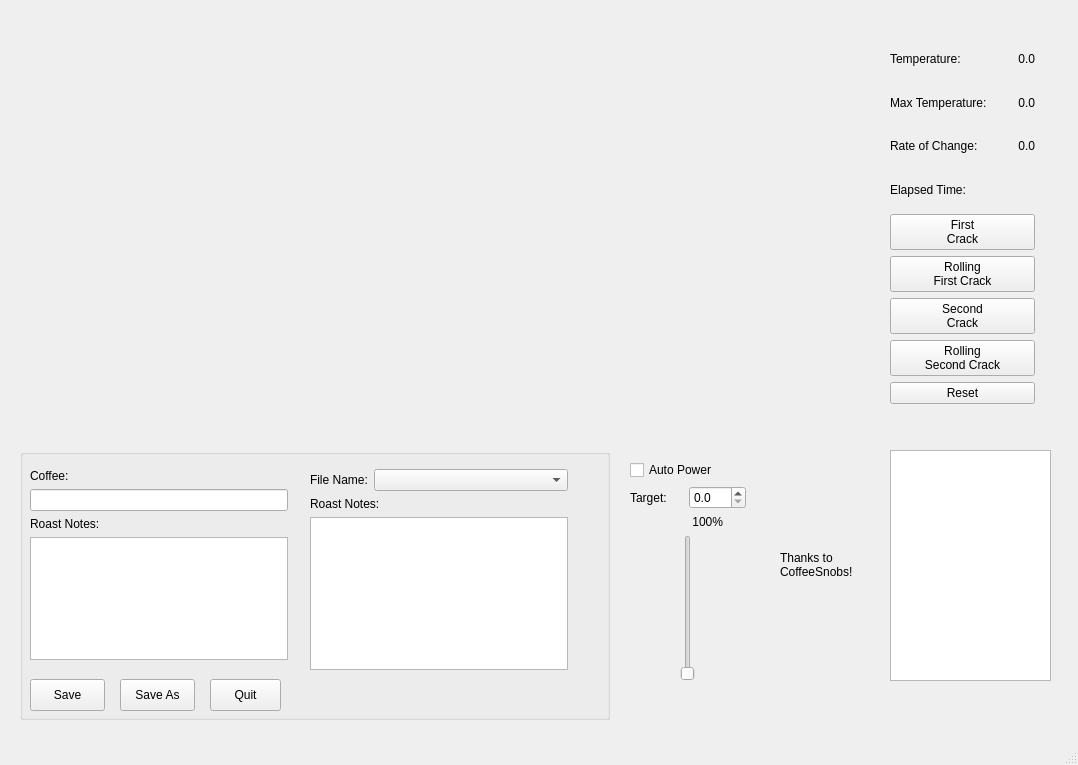
Qt form pyRoastUI.ui (spontarelliam/pyRoast) before a commit.
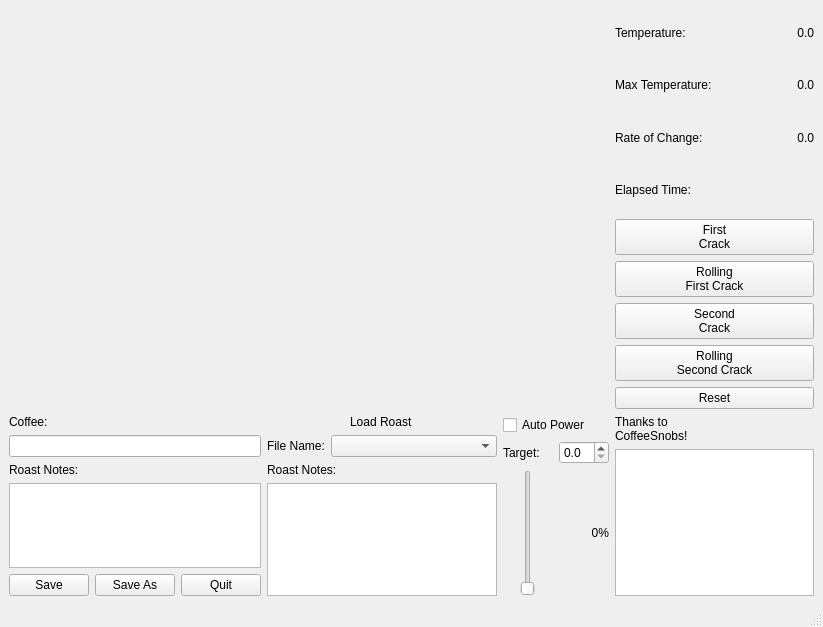
The same form after that commit. Custom widgets are drawn as their Qt base class.

Commit message: rearranged layout

```diff
--- a/pyRoastUI.ui
+++ b/pyRoastUI.ui
@@ -6,35 +6,326 @@
    <rect>
     <x>0</x>
     <y>0</y>
-    <width>1078</width>
-    <height>765</height>
+    <width>823</width>
+    <height>627</height>
    </rect>
   </property>
   <property name="windowTitle">
    <string>MainWindow</string>
   </property>
   <widget class="QWidget" name="centralwidget">
-   <widget class="QWidget" name="layoutWidget">
-    <property name="geometry">
-     <rect>
-      <x>890</x>
-      <y>40</y>
-      <width>145</width>
-      <height>364</height>
-     </rect>
-    </property>
-    <layout class="QVBoxLayout" name="verticalLayout">
+   <layout class="QHBoxLayout" name="horizontalLayout_18">
+    <item>
+     <layout class="QGridLayout" name="gridLayout">
+      <item row="1" column="0">
+       <layout class="QHBoxLayout" name="horizontalLayout_8">
+        <item>
+         <layout class="QVBoxLayout" name="verticalLayout_4">
+          <item>
+           <widget class="QLabel" name="label_8">
+            <property name="text">
+             <string>Coffee:</string>
+            </property>
+           </widget>
+          </item>
      <item>
-      <layout class="QHBoxLayout" name="horizontalLayout">
+           <widget class="QLineEdit" name="coffee"/>
+          </item>
        <item>
-        <widget class="QLabel" name="label_6">
+           <widget class="QLabel" name="label_9">
+            <property name="text">
+             <string>Roast Notes:</string>
+            </property>
+           </widget>
+          </item>
+          <item>
+           <widget class="QTextEdit" name="notes">
+            <property name="minimumSize">
+             <size>
+              <width>200</width>
+              <height>0</height>
+             </size>
+            </property>
+           </widget>
+          </item>
+          <item>
+           <layout class="QHBoxLayout" name="horizontalLayout_7">
+            <item>
+             <widget class="KPushButton" name="bSave">
+              <property name="sizePolicy">
+               <sizepolicy hsizetype="Fixed" vsizetype="Fixed">
+                <horstretch>0</horstretch>
+                <verstretch>0</verstretch>
+               </sizepolicy>
+              </property>
+              <property name="text">
+               <string>Save</string>
+              </property>
+             </widget>
+            </item>
+            <item>
+             <widget class="KPushButton" name="bSaveAs">
+              <property name="sizePolicy">
+               <sizepolicy hsizetype="Fixed" vsizetype="Fixed">
+                <horstretch>0</horstretch>
+                <verstretch>0</verstretch>
+               </sizepolicy>
+              </property>
+              <property name="text">
+               <string>Save As</string>
+              </property>
+             </widget>
+            </item>
+            <item>
+             <widget class="KPushButton" name="bQuit">
+              <property name="text">
+               <string>Quit</string>
+              </property>
+             </widget>
+            </item>
+           </layout>
+          </item>
+         </layout>
+        </item>
+        <item>
+         <layout class="QVBoxLayout" name="verticalLayout_3">
+          <item alignment="Qt::AlignHCenter">
+           <widget class="QLabel" name="label_11">
+            <property name="text">
+             <string>Load Roast</string>
+            </property>
+           </widget>
+          </item>
+          <item>
+           <layout class="QHBoxLayout" name="horizontalLayout_4">
+            <item>
+             <widget class="QLabel" name="label_2">
+              <property name="enabled">
+               <bool>true</bool>
+              </property>
+              <property name="sizePolicy">
+               <sizepolicy hsizetype="Maximum" vsizetype="Preferred">
+                <horstretch>0</horstretch>
+                <verstretch>0</verstretch>
+               </sizepolicy>
+              </property>
+              <property name="font">
+               <font>
+                <kerning>true</kerning>
+               </font>
+              </property>
+              <property name="text">
+               <string>File Name:</string>
+              </property>
+             </widget>
+            </item>
+            <item>
+             <widget class="QComboBox" name="comboBox"/>
+            </item>
+           </layout>
+          </item>
+          <item>
+           <widget class="QLabel" name="label_10">
+            <property name="text">
+             <string>Roast Notes:</string>
+            </property>
+           </widget>
+          </item>
+          <item>
+           <widget class="QTextEdit" name="notes_2">
+            <property name="minimumSize">
+             <size>
+              <width>200</width>
+              <height>0</height>
+             </size>
+            </property>
+           </widget>
+          </item>
+         </layout>
+        </item>
+       </layout>
+      </item>
+      <item row="1" column="1">
+       <layout class="QVBoxLayout" name="verticalLayout_2">
+        <item>
+         <widget class="QCheckBox" name="cAutoPower">
+          <property name="maximumSize">
+           <size>
+            <width>100</width>
+            <height>16777215</height>
+           </size>
+          </property>
+          <property name="text">
+           <string>Auto Power</string>
+          </property>
+         </widget>
+        </item>
+        <item>
+         <layout class="QHBoxLayout" name="horizontalLayout_5">
+          <item>
+           <widget class="QLabel" name="label_7">
+            <property name="maximumSize">
+             <size>
+              <width>50</width>
+              <height>16777215</height>
+             </size>
+            </property>
+            <property name="text">
+             <string>Target:</string>
+            </property>
+           </widget>
+          </item>
+          <item>
+           <widget class="QDoubleSpinBox" name="vTarget">
+            <property name="maximumSize">
+             <size>
+              <width>50</width>
+              <height>16777215</height>
+             </size>
+            </property>
+            <property name="decimals">
+             <number>1</number>
+            </property>
+            <property name="maximum">
+             <double>400.000000000000000</double>
+            </property>
+            <property name="singleStep">
+             <double>0.100000000000000</double>
+            </property>
+           </widget>
+          </item>
+         </layout>
+        </item>
+        <item>
+         <layout class="QHBoxLayout" name="horizontalLayout_9">
+          <item>
+           <widget class="QSlider" name="sPowerSlider">
+            <property name="sizePolicy">
+             <sizepolicy hsizetype="Preferred" vsizetype="Expanding">
+              <horstretch>0</horstretch>
+              <verstretch>0</verstretch>
+             </sizepolicy>
+            </property>
+            <property name="maximumSize">
+             <size>
+              <width>50</width>
+              <height>16777215</height>
+             </size>
+            </property>
+            <property name="baseSize">
+             <size>
+              <width>0</width>
+              <height>0</height>
+             </size>
+            </property>
+            <property name="orientation">
+             <enum>Qt::Vertical</enum>
+            </property>
+           </widget>
+          </item>
+          <item>
+           <widget class="QLabel" name="tPower">
+            <property name="sizePolicy">
+             <sizepolicy hsizetype="Minimum" vsizetype="Preferred">
+              <horstretch>0</horstretch>
+              <verstretch>0</verstretch>
+             </sizepolicy>
+            </property>
+            <property name="minimumSize">
+             <size>
+              <width>40</width>
+              <height>0</height>
+             </size>
+            </property>
+            <property name="maximumSize">
+             <size>
+              <width>50</width>
+              <height>16777215</height>
+             </size>
+            </property>
+            <property name="text">
+             <string>0%</string>
+            </property>
+            <property name="alignment">
+             <set>Qt::AlignRight|Qt::AlignTrailing|Qt::AlignVCenter</set>
+            </property>
+           </widget>
+          </item>
+         </layout>
+        </item>
+       </layout>
+      </item>
+      <item row="1" column="2">
+       <layout class="QVBoxLayout" name="verticalLayout_11">
+        <item>
+         <widget class="QLabel" name="CSLogo">
+          <property name="sizePolicy">
+           <sizepolicy hsizetype="Minimum" vsizetype="Preferred">
+            <horstretch>0</horstretch>
+            <verstretch>0</verstretch>
+           </sizepolicy>
+          </property>
+          <property name="minimumSize">
+           <size>
+            <width>100</width>
+            <height>0</height>
+           </size>
+          </property>
+          <property name="maximumSize">
+           <size>
+            <width>171</width>
+            <height>16777215</height>
+           </size>
+          </property>
+          <property name="text">
+           <string>Thanks to
+CoffeeSnobs!</string>
+          </property>
+         </widget>
+        </item>
+        <item>
+         <widget class="KTextBrowser" name="tMessages">
+          <property name="sizePolicy">
+           <sizepolicy hsizetype="Minimum" vsizetype="Preferred">
+            <horstretch>0</horstretch>
+            <verstretch>0</verstretch>
+           </sizepolicy>
+          </property>
+          <property name="minimumSize">
+           <size>
+            <width>100</width>
+            <height>0</height>
+           </size>
+          </property>
+          <property name="maximumSize">
+           <size>
+            <width>200</width>
+            <height>16777215</height>
+           </size>
+          </property>
+          <property name="baseSize">
+           <size>
+            <width>150</width>
+            <height>0</height>
+           </size>
+          </property>
+         </widget>
+        </item>
+       </layout>
+      </item>
+      <item row="0" column="2">
+       <layout class="QVBoxLayout" name="verticalLayout_6">
+        <item>
+         <layout class="QHBoxLayout" name="horizontalLayout_14">
+          <item>
+           <widget class="QLabel" name="label_15">
          <property name="text">
           <string>Temperature:</string>
          </property>
         </widget>
        </item>
        <item>
-        <widget class="QLabel" name="tCurrentTemperature_2">
+           <widget class="QLabel" name="tCurrentTemperature">
          <property name="text">
           <string>0.0</string>
          </property>
@@ -46,7 +337,7 @@
       </layout>
      </item>
      <item>
-      <layout class="QHBoxLayout" name="horizontalLayout_2">
+         <layout class="QHBoxLayout" name="horizontalLayout_15">
        <item>
         <widget class="QLabel" name="label_4">
          <property name="text">
@@ -67,7 +358,7 @@
       </layout>
      </item>
      <item>
-      <layout class="QHBoxLayout" name="horizontalLayout_3">
+         <layout class="QHBoxLayout" name="horizontalLayout_16">
        <item>
         <widget class="QLabel" name="label">
          <property name="text">
@@ -88,13 +379,27 @@
       </layout>
      </item>
      <item>
-      <widget class="QLabel" name="label_5">
+         <layout class="QHBoxLayout" name="horizontalLayout_17">
+          <item>
+           <widget class="QLabel" name="label_18">
        <property name="text">
         <string>Elapsed Time:</string>
        </property>
       </widget>
      </item>
      <item>
+           <widget class="QLabel" name="tElapsed">
+            <property name="text">
+             <string/>
+            </property>
+            <property name="alignment">
+             <set>Qt::AlignRight|Qt::AlignTrailing|Qt::AlignVCenter</set>
+            </property>
+           </widget>
+          </item>
+         </layout>
+        </item>
+        <item>
       <widget class="KPushButton" name="bFirstCrack">
        <property name="sizePolicy">
         <sizepolicy hsizetype="Minimum" vsizetype="Maximum">
@@ -158,16 +463,9 @@
       </widget>
      </item>
     </layout>
-   </widget>
+      </item>
+      <item row="0" column="0" colspan="2">
    <widget class="KPlotWidget" name="TemperaturePlot">
-    <property name="geometry">
-     <rect>
-      <x>20</x>
-      <y>10</y>
-      <width>831</width>
-      <height>411</height>
-     </rect>
-    </property>
     <property name="sizePolicy">
      <sizepolicy hsizetype="Maximum" vsizetype="Fixed">
       <horstretch>1</horstretch>
@@ -177,7 +475,7 @@
     <property name="minimumSize">
      <size>
       <width>600</width>
-      <height>300</height>
+          <height>400</height>
      </size>
     </property>
     <property name="maximumSize">
@@ -210,286 +508,12 @@
       <blue>0</blue>
      </color>
     </property>
-    <zorder>groupBox</zorder>
-   </widget>
-   <widget class="QGroupBox" name="groupBox">
-    <property name="geometry">
-     <rect>
-      <x>20</x>
-      <y>449</y>
-      <width>590</width>
-      <height>271</height>
-     </rect>
-    </property>
-    <property name="sizePolicy">
-     <sizepolicy hsizetype="Preferred" vsizetype="Preferred">
-      <horstretch>0</horstretch>
-      <verstretch>0</verstretch>
-     </sizepolicy>
-    </property>
-    <property name="minimumSize">
-     <size>
-      <width>590</width>
-      <height>270</height>
-     </size>
-    </property>
-    <property name="maximumSize">
-     <size>
-      <width>931</width>
-      <height>300</height>
-     </size>
-    </property>
-    <property name="title">
-     <string/>
-    </property>
-    <property name="flat">
-     <bool>true</bool>
-    </property>
-    <widget class="KPushButton" name="bSave">
-     <property name="geometry">
-      <rect>
-       <x>10</x>
-       <y>230</y>
-       <width>75</width>
-       <height>32</height>
-      </rect>
-     </property>
-     <property name="sizePolicy">
-      <sizepolicy hsizetype="Fixed" vsizetype="Fixed">
-       <horstretch>0</horstretch>
-       <verstretch>0</verstretch>
-      </sizepolicy>
-     </property>
-     <property name="text">
-      <string>Save</string>
-     </property>
-    </widget>
-    <widget class="KPushButton" name="bSaveAs">
-     <property name="geometry">
-      <rect>
-       <x>100</x>
-       <y>230</y>
-       <width>75</width>
-       <height>32</height>
-      </rect>
-     </property>
-     <property name="sizePolicy">
-      <sizepolicy hsizetype="Fixed" vsizetype="Fixed">
-       <horstretch>0</horstretch>
-       <verstretch>0</verstretch>
-      </sizepolicy>
-     </property>
-     <property name="text">
-      <string>Save As</string>
-     </property>
-    </widget>
-    <widget class="KPushButton" name="bQuit">
-     <property name="geometry">
-      <rect>
-       <x>190</x>
-       <y>230</y>
-       <width>71</width>
-       <height>32</height>
-      </rect>
-     </property>
-     <property name="text">
-      <string>Quit</string>
-     </property>
-    </widget>
-    <widget class="QWidget" name="">
-     <property name="geometry">
-      <rect>
-       <x>290</x>
-       <y>20</y>
-       <width>258</width>
-       <height>201</height>
-      </rect>
-     </property>
-     <layout class="QVBoxLayout" name="verticalLayout_3">
-      <item>
-       <layout class="QHBoxLayout" name="horizontalLayout_4">
-        <item>
-         <widget class="QLabel" name="label_2">
-          <property name="enabled">
-           <bool>true</bool>
-          </property>
-          <property name="sizePolicy">
-           <sizepolicy hsizetype="Maximum" vsizetype="Preferred">
-            <horstretch>0</horstretch>
-            <verstretch>0</verstretch>
-           </sizepolicy>
-          </property>
-          <property name="font">
-           <font>
-            <kerning>true</kerning>
-           </font>
-          </property>
-          <property name="text">
-           <string>File Name:</string>
-          </property>
-         </widget>
-        </item>
-        <item>
-         <widget class="QComboBox" name="comboBox"/>
-        </item>
-       </layout>
-      </item>
-      <item>
-       <widget class="QLabel" name="label_10">
-        <property name="text">
-         <string>Roast Notes:</string>
-        </property>
-       </widget>
-      </item>
-      <item>
-       <widget class="QTextEdit" name="notes_2"/>
-      </item>
-     </layout>
-    </widget>
-    <widget class="QWidget" name="">
-     <property name="geometry">
-      <rect>
-       <x>10</x>
-       <y>20</y>
-       <width>258</width>
-       <height>191</height>
-      </rect>
-     </property>
-     <layout class="QVBoxLayout" name="verticalLayout_4">
-      <item>
-       <widget class="QLabel" name="label_8">
-        <property name="text">
-         <string>Coffee:</string>
-        </property>
-       </widget>
-      </item>
-      <item>
-       <widget class="QLineEdit" name="coffee"/>
-      </item>
-      <item>
-       <widget class="QLabel" name="label_9">
-        <property name="text">
-         <string>Roast Notes:</string>
-        </property>
-       </widget>
-      </item>
-      <item>
-       <widget class="QTextEdit" name="notes"/>
-      </item>
-     </layout>
-    </widget>
-    <zorder>label_10</zorder>
-    <zorder>bSave</zorder>
-    <zorder>bSaveAs</zorder>
-    <zorder>bQuit</zorder>
-    <zorder>coffee</zorder>
-    <zorder>label_8</zorder>
-    <zorder>notes_2</zorder>
-    <zorder>label_9</zorder>
-    <zorder>notes</zorder>
-   </widget>
-   <widget class="QLabel" name="CSLogo">
-    <property name="geometry">
-     <rect>
-      <x>780</x>
-      <y>430</y>
-      <width>86</width>
-      <height>270</height>
-     </rect>
-    </property>
-    <property name="maximumSize">
-     <size>
-      <width>171</width>
-      <height>16777215</height>
-     </size>
-    </property>
-    <property name="text">
-     <string>Thanks to
-CoffeeSnobs!</string>
-    </property>
-   </widget>
-   <widget class="KTextBrowser" name="tMessages">
-    <property name="geometry">
-     <rect>
-      <x>890</x>
-      <y>450</y>
-      <width>161</width>
-      <height>231</height>
-     </rect>
-    </property>
-   </widget>
-   <widget class="QWidget" name="">
-    <property name="geometry">
-     <rect>
-      <x>630</x>
-      <y>460</y>
-      <width>116</width>
-      <height>221</height>
-     </rect>
-    </property>
-    <layout class="QVBoxLayout" name="verticalLayout_2">
-     <item>
-      <widget class="QCheckBox" name="cAutoPower">
-       <property name="text">
-        <string>Auto Power</string>
-       </property>
-      </widget>
-     </item>
-     <item>
-      <layout class="QHBoxLayout" name="horizontalLayout_5">
-       <item>
-        <widget class="QLabel" name="label_7">
-         <property name="text">
-          <string>Target:</string>
-         </property>
-        </widget>
-       </item>
-       <item>
-        <widget class="QDoubleSpinBox" name="vTarget">
-         <property name="decimals">
-          <number>1</number>
-         </property>
-         <property name="maximum">
-          <double>400.000000000000000</double>
-         </property>
-         <property name="singleStep">
-          <double>0.100000000000000</double>
-         </property>
-        </widget>
-       </item>
-      </layout>
-     </item>
-     <item alignment="Qt::AlignHCenter">
-      <widget class="QLabel" name="tPower">
-       <property name="sizePolicy">
-        <sizepolicy hsizetype="Preferred" vsizetype="Preferred">
-         <horstretch>0</horstretch>
-         <verstretch>0</verstretch>
-        </sizepolicy>
-       </property>
-       <property name="minimumSize">
-        <size>
-         <width>70</width>
-         <height>0</height>
-        </size>
-       </property>
-       <property name="text">
-        <string>100%</string>
-       </property>
-       <property name="alignment">
-        <set>Qt::AlignRight|Qt::AlignTrailing|Qt::AlignVCenter</set>
-       </property>
-      </widget>
-     </item>
-     <item alignment="Qt::AlignHCenter">
-      <widget class="QSlider" name="sPowerSlider">
-       <property name="orientation">
-        <enum>Qt::Vertical</enum>
-       </property>
-      </widget>
-     </item>
-    </layout>
-   </widget>
+       </widget>
+      </item>
+     </layout>
+    </item>
+   </layout>
+   <zorder></zorder>
   </widget>
   <widget class="QMenuBar" name="menubar">
    <property name="geometry">
```
Left out of the diff: 10 changed lines with no effect on the pictures. Lines whose indentation alone changed are shown as unchanged. The commit also changes 2 other files.
